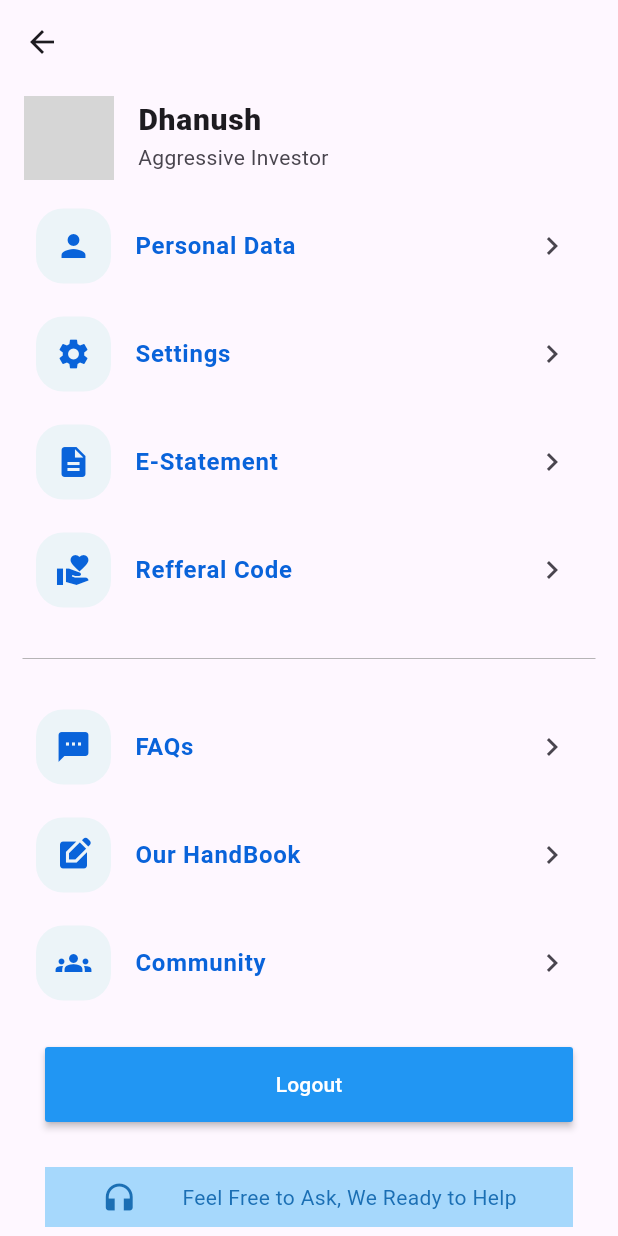
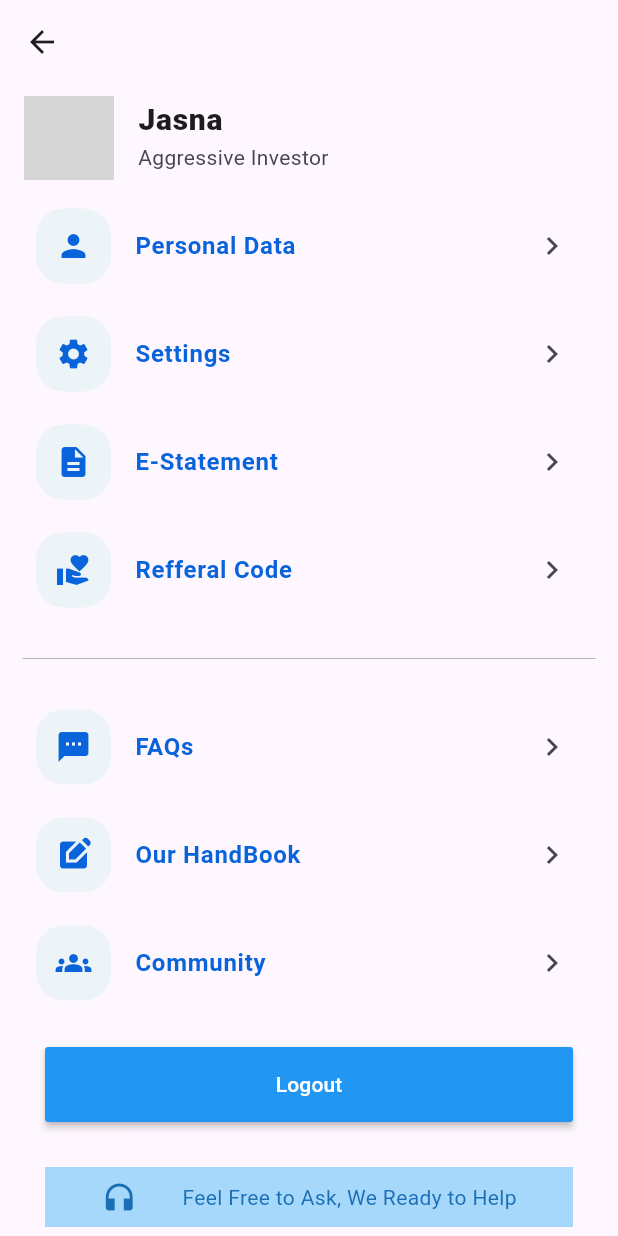
Before and after one commit to Jasnashiya/Flutter-Project-1, a Flutter app: the ProfileScreen screen opened directly, on a phone screen of 412 x 824 dp. Run offline on Flutter 3.47's test engine with Material 3 defaults, Android fonts, the phone set to English and light mode, and no system bars; our stand-ins replace shared_preferences; accounts and stored records are empty; grey boxes are pictures that could not be loaded.

Commit message:
Update profilemenu.dart
code chage

```diff
--- a/sample_pro/lib/profilemenu.dart
+++ b/sample_pro/lib/profilemenu.dart
@@ -21,13 +21,13 @@ class _ProfileScreenState extends State<ProfileScreen> {
       body: ListView(children: [
         ListTile(
           leading: Image.asset(
-            "asset/Dhanush.jpg",
+            "asset/jasna.jpg",
             width: 60,
             height: 80,
             fit: BoxFit.cover,
           ),
           title: Text(
-            "Dhanush",
+            "Jasna",
             style: TextStyle(fontWeight: FontWeight.w800, fontSize: 20),
           ),
           subtitle: Text("Aggressive Investor"),
```
